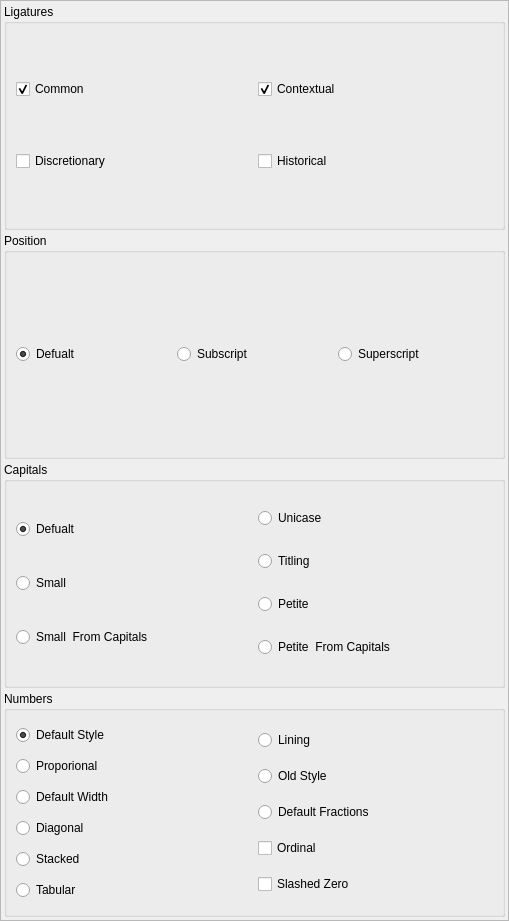
Before: the Qt Designer form scribus/ui/propertywidget_opentypefontfeatures.ui in HOST-Oman/scribus, drawn with Qt 5.
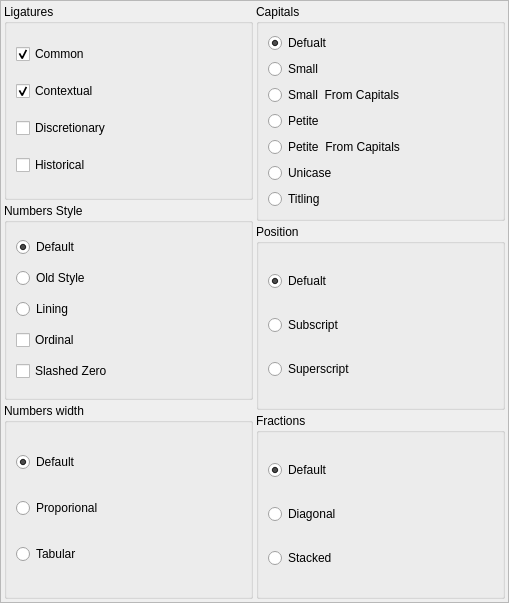
After: the same form once the commit is applied.

Commit message:
Try to clean up the font features widget a bit
Use two columns and break the numbers style into three groups, and use
plain text for the tooltips.

The edit to the form file:
```diff
--- a/scribus/ui/propertywidget_opentypefontfeatures.ui
+++ b/scribus/ui/propertywidget_opentypefontfeatures.ui
@@ -7,7 +7,7 @@
     <x>0</x>
     <y>0</y>
     <width>509</width>
-    <height>921</height>
+    <height>603</height>
    </rect>
   </property>
   <property name="windowTitle">
@@ -36,6 +36,10 @@
     <number>3</number>
    </property>
    <item>
+    <layout class="QHBoxLayout" name="horizontalLayout_5">
+     <item>
+      <layout class="QVBoxLayout" name="verticalLayout_9">
+       <item>
     <widget class="QGroupBox" name="groupBox_3">
      <property name="title">
       <string>Ligatures</string>
@@ -63,26 +67,6 @@
          </widget>
         </item>
         <item>
-         <widget class="QCheckBox" name="DiscretinoryCheck">
-          <property name="toolTip">
-           <string>&lt;html&gt;&lt;head/&gt;&lt;body&gt;&lt;table border=&quot;0&quot; style=&quot; margin-top:0px; margin-bottom:0px; margin-left:0px; margin-right:0px;&quot; cellspacing=&quot;2&quot; cellpadding=&quot;0&quot;&gt;&lt;tr&gt;&lt;td&gt;&lt;p&gt;'&lt;a href=&quot;https://www.microsoft.com/typography/otspec/features_ae.htm#dlig&quot;&gt;&lt;span style=&quot; text-decoration: underline; color:#0000ff;&quot;&gt;dlig&lt;/span&gt;&lt;/a&gt;'&lt;/p&gt;&lt;/td&gt;&lt;td&gt;&lt;p&gt;Discretionary Ligatures&lt;/p&gt;&lt;/td&gt;&lt;/tr&gt;&lt;/table&gt;&lt;/body&gt;&lt;/html&gt;</string>
-          </property>
-          <property name="text">
-           <string>Discretionary</string>
-          </property>
-          <property name="autoExclusive">
-           <bool>false</bool>
-          </property>
-          <attribute name="buttonGroup">
-           <string notr="true">buttonGroup_4</string>
-          </attribute>
-         </widget>
-        </item>
-       </layout>
-      </item>
-      <item>
-       <layout class="QVBoxLayout" name="verticalLayout_5">
-        <item>
          <widget class="QCheckBox" name="ContextualCheck">
           <property name="toolTip">
            <string>&lt;html&gt;&lt;head/&gt;&lt;body&gt;&lt;table border=&quot;0&quot; style=&quot; margin-top:0px; margin-bottom:0px; margin-left:0px; margin-right:0px;&quot; cellspacing=&quot;2&quot; cellpadding=&quot;0&quot;&gt;&lt;tr&gt;&lt;td&gt;&lt;p&gt;'&lt;a href=&quot;https://www.microsoft.com/typography/otspec/features_ae.htm#clig&quot;&gt;&lt;span style=&quot; text-decoration: underline; color:#0000ff;&quot;&gt;clig&lt;/span&gt;&lt;/a&gt;'&lt;/p&gt;&lt;/td&gt;&lt;td&gt;&lt;p&gt;Contextual Ligatures&lt;/p&gt;&lt;/td&gt;&lt;/tr&gt;&lt;/table&gt;&lt;/body&gt;&lt;/html&gt;</string>
@@ -107,6 +91,22 @@
           </attribute>
          </widget>
         </item>
+            <item>
+             <widget class="QCheckBox" name="DiscretinoryCheck">
+              <property name="toolTip">
+               <string>Discretionary Ligatures (dlig)</string>
+              </property>
+              <property name="text">
+               <string>Discretionary</string>
+              </property>
+              <property name="autoExclusive">
+               <bool>false</bool>
+              </property>
+              <attribute name="buttonGroup">
+               <string notr="true">buttonGroup_4</string>
+              </attribute>
+             </widget>
+            </item>
         <item>
          <widget class="QCheckBox" name="HistoricalCheck">
           <property name="toolTip">
@@ -132,34 +132,123 @@
     </widget>
    </item>
    <item>
-    <widget class="QGroupBox" name="groupBox_4">
+        <widget class="QGroupBox" name="groupBox_2">
      <property name="title">
-      <string>Position</string>
-     </property>
-     <layout class="QHBoxLayout" name="horizontalLayout_2">
+          <string>Numbers Style</string>
+         </property>
+         <layout class="QHBoxLayout" name="horizontalLayout_4">
       <item>
-       <widget class="QRadioButton" name="NormalRadio">
+           <layout class="QVBoxLayout" name="verticalLayout_3">
+            <item>
+             <widget class="QRadioButton" name="DefaultStyleRadio">
+              <property name="enabled">
+               <bool>true</bool>
+              </property>
         <property name="toolTip">
          <string>&lt;html&gt;&lt;head/&gt;&lt;body&gt;&lt;p&gt;Normal Position&lt;/p&gt;&lt;/body&gt;&lt;/html&gt;</string>
         </property>
         <property name="text">
-         <string>Defualt</string>
+               <string>Default</string>
         </property>
         <property name="checked">
          <bool>true</bool>
         </property>
+             </widget>
+            </item>
+            <item>
+             <widget class="QRadioButton" name="OldStyleRadio">
+              <property name="enabled">
+               <bool>true</bool>
+              </property>
+              <property name="toolTip">
+               <string>Oldstyle Figures (onum)</string>
+              </property>
+              <property name="text">
+               <string>Old Style</string>
+              </property>
+             </widget>
+            </item>
+            <item>
+             <widget class="QRadioButton" name="LininRadio">
+              <property name="enabled">
+               <bool>true</bool>
+              </property>
+              <property name="toolTip">
+               <string>Lining Figures (lnum)</string>
+              </property>
+              <property name="text">
+               <string>Lining</string>
+              </property>
+             </widget>
+            </item>
+            <item>
+             <widget class="QCheckBox" name="OrdinalCheck">
+              <property name="enabled">
+               <bool>true</bool>
+              </property>
+              <property name="toolTip">
+               <string>Ordinals (ordn)</string>
+              </property>
+              <property name="text">
+               <string>Ordinal</string>
+              </property>
+             </widget>
+            </item>
+            <item>
+             <widget class="QCheckBox" name="SlashedZeroCheck">
+              <property name="enabled">
+               <bool>true</bool>
+              </property>
+              <property name="toolTip">
+               <string>Slashed Zero (zero)</string>
+              </property>
+              <property name="text">
+               <string>Slashed Zero</string>
+              </property>
+             </widget>
+            </item>
+           </layout>
+          </item>
+         </layout>
+        </widget>
+       </item>
+       <item>
+        <widget class="QGroupBox" name="groupBox_5">
+         <property name="title">
+          <string>Numbers width</string>
+         </property>
+         <layout class="QHBoxLayout" name="horizontalLayout_6">
+          <item>
+           <layout class="QVBoxLayout" name="verticalLayout_7">
+            <item>
+             <widget class="QRadioButton" name="DefaultWidthRadio">
+              <property name="enabled">
+               <bool>true</bool>
+              </property>
+              <property name="toolTip">
+               <string>Default numbers width</string>
+              </property>
+              <property name="text">
+               <string>Default</string>
+              </property>
+              <property name="checked">
+               <bool>true</bool>
+              </property>
         <attribute name="buttonGroup">
          <string notr="true">buttonGroup</string>
         </attribute>
        </widget>
       </item>
       <item>
-       <widget class="QRadioButton" name="SubscriptRadio">
+             <widget class="QRadioButton" name="ProporionalRadio">
+              <property name="enabled">
+               <bool>true</bool>
+              </property>
         <property name="toolTip">
          <string>&lt;html&gt;&lt;head/&gt;&lt;body&gt;&lt;table border=&quot;0&quot; style=&quot; margin-top:0px; margin-bottom:0px; margin-left:0px; margin-right:0px;&quot; cellspacing=&quot;2&quot; cellpadding=&quot;0&quot;&gt;&lt;tr&gt;&lt;td&gt;&lt;p&gt;'&lt;a href=&quot;https://www.microsoft.com/typography/otspec/features_pt.htm#subs&quot;&gt;&lt;span style=&quot; text-decoration: underline; color:#0000ff;&quot;&gt;subs&lt;/span&gt;&lt;/a&gt;'&lt;/p&gt;&lt;/td&gt;&lt;td&gt;&lt;p&gt;Subscript&lt;/p&gt;&lt;/td&gt;&lt;/tr&gt;&lt;/table&gt;&lt;/body&gt;&lt;/html&gt;</string>
         </property>
         <property name="text">
-         <string>Subscript</string>
+               <string>Proporional</string>
         </property>
         <attribute name="buttonGroup">
          <string notr="true">buttonGroup</string>
@@ -167,12 +256,15 @@
        </widget>
       </item>
       <item>
-       <widget class="QRadioButton" name="SuperscriptRaido">
+             <widget class="QRadioButton" name="TabularRadio">
+              <property name="enabled">
+               <bool>true</bool>
+              </property>
         <property name="toolTip">
          <string>&lt;html&gt;&lt;head/&gt;&lt;body&gt;&lt;table border=&quot;0&quot; style=&quot; margin-top:0px; margin-bottom:0px; margin-left:0px; margin-right:0px;&quot; cellspacing=&quot;2&quot; cellpadding=&quot;0&quot;&gt;&lt;tr&gt;&lt;td&gt;&lt;p&gt;'&lt;a href=&quot;https://www.microsoft.com/typography/otspec/features_pt.htm#sups&quot;&gt;&lt;span style=&quot; text-decoration: underline; color:#0000ff;&quot;&gt;sups&lt;/span&gt;&lt;/a&gt;'&lt;/p&gt;&lt;/td&gt;&lt;td&gt;&lt;p&gt;Superscript&lt;/p&gt;&lt;/td&gt;&lt;/tr&gt;&lt;/table&gt;&lt;/body&gt;&lt;/html&gt;</string>
         </property>
         <property name="text">
-         <string>Superscript</string>
+               <string>Tabular</string>
         </property>
         <attribute name="buttonGroup">
          <string notr="true">buttonGroup</string>
@@ -180,8 +272,14 @@
        </widget>
       </item>
      </layout>
-    </widget>
-   </item>
+          </item>
+         </layout>
+        </widget>
+       </item>
+      </layout>
+     </item>
+     <item>
+      <layout class="QVBoxLayout" name="verticalLayout_8">
    <item>
     <widget class="QGroupBox" name="groupBox">
      <property name="title">
@@ -232,36 +330,6 @@
           </attribute>
          </widget>
         </item>
-       </layout>
-      </item>
-      <item>
-       <layout class="QVBoxLayout" name="verticalLayout_4">
-        <item>
-         <widget class="QRadioButton" name="UnicaseRadio">
-          <property name="toolTip">
-           <string>&lt;html&gt;&lt;head/&gt;&lt;body&gt;&lt;table border=&quot;0&quot; style=&quot; margin-top:0px; margin-bottom:0px; margin-left:0px; margin-right:0px;&quot; cellspacing=&quot;2&quot; cellpadding=&quot;0&quot;&gt;&lt;tr&gt;&lt;td&gt;&lt;p&gt;'&lt;a href=&quot;https://www.microsoft.com/typography/otspec/features_uz.htm#unic&quot;&gt;&lt;span style=&quot; text-decoration: underline; color:#0000ff;&quot;&gt;unic&lt;/span&gt;&lt;/a&gt;'&lt;/p&gt;&lt;/td&gt;&lt;td&gt;&lt;p&gt;Unicase&lt;/p&gt;&lt;/td&gt;&lt;/tr&gt;&lt;/table&gt;&lt;/body&gt;&lt;/html&gt;</string>
-          </property>
-          <property name="text">
-           <string>Unicase</string>
-          </property>
-          <attribute name="buttonGroup">
-           <string notr="true">buttonGroup_2</string>
-          </attribute>
-         </widget>
-        </item>
-        <item>
-         <widget class="QRadioButton" name="TiltingRadio">
-          <property name="toolTip">
-           <string>&lt;html&gt;&lt;head/&gt;&lt;body&gt;&lt;table border=&quot;0&quot; style=&quot; margin-top:0px; margin-bottom:0px; margin-left:0px; margin-right:0px;&quot; cellspacing=&quot;2&quot; cellpadding=&quot;0&quot;&gt;&lt;tr&gt;&lt;td&gt;&lt;p&gt;'&lt;a href=&quot;https://www.microsoft.com/typography/otspec/features_pt.htm#titl&quot;&gt;&lt;span style=&quot; text-decoration: underline; color:#0000ff;&quot;&gt;titl&lt;/span&gt;&lt;/a&gt;'&lt;/p&gt;&lt;/td&gt;&lt;td&gt;&lt;p&gt;Titling&lt;/p&gt;&lt;/td&gt;&lt;/tr&gt;&lt;/table&gt;&lt;/body&gt;&lt;/html&gt;</string>
-          </property>
-          <property name="text">
-           <string>Titling</string>
-          </property>
-          <attribute name="buttonGroup">
-           <string notr="true">buttonGroup_2</string>
-          </attribute>
-         </widget>
-        </item>
         <item>
          <widget class="QRadioButton" name="PetiteRadio">
           <property name="toolTip">
@@ -288,29 +356,52 @@
           </attribute>
          </widget>
         </item>
+            <item>
+             <widget class="QRadioButton" name="UnicaseRadio">
+              <property name="toolTip">
+               <string>Unicase (unic)</string>
+              </property>
+              <property name="text">
+               <string>Unicase</string>
+              </property>
+              <attribute name="buttonGroup">
+               <string notr="true">buttonGroup_2</string>
+              </attribute>
+             </widget>
+            </item>
+            <item>
+             <widget class="QRadioButton" name="TiltingRadio">
+              <property name="toolTip">
+               <string>Titling (titl)</string>
+              </property>
+              <property name="text">
+               <string>Titling</string>
+              </property>
+              <attribute name="buttonGroup">
+               <string notr="true">buttonGroup_2</string>
+              </attribute>
+             </widget>
+            </item>
        </layout>
       </item>
      </layout>
     </widget>
    </item>
    <item>
-    <widget class="QGroupBox" name="groupBox_2">
+        <widget class="QGroupBox" name="groupBox_4">
      <property name="title">
-      <string>Numbers</string>
-     </property>
-     <layout class="QHBoxLayout" name="horizontalLayout_4">
+          <string>Position</string>
+         </property>
+         <layout class="QHBoxLayout" name="horizontalLayout_2">
       <item>
-       <layout class="QVBoxLayout" name="verticalLayout_3">
+           <layout class="QVBoxLayout" name="verticalLayout_4">
         <item>
-         <widget class="QRadioButton" name="DefaultStyleRadio">
-          <property name="enabled">
-           <bool>true</bool>
-          </property>
+             <widget class="QRadioButton" name="NormalRadio">
           <property name="toolTip">
            <string>&lt;html&gt;&lt;head/&gt;&lt;body&gt;&lt;p&gt;Default Style&lt;/p&gt;&lt;/body&gt;&lt;/html&gt;</string>
           </property>
           <property name="text">
-           <string>Default Style</string>
+               <string>Defualt</string>
           </property>
           <property name="checked">
            <bool>true</bool>
@@ -318,20 +409,46 @@
          </widget>
         </item>
         <item>
-         <widget class="QRadioButton" name="ProporionalRadio">
-          <property name="enabled">
-           <bool>true</bool>
-          </property>
+             <widget class="QRadioButton" name="SubscriptRadio">
+              <property name="toolTip">
+               <string>Subscript (subs)</string>
+              </property>
+              <property name="text">
+               <string>Subscript</string>
+              </property>
+              <attribute name="buttonGroup">
+               <string notr="true">buttonGroup</string>
+              </attribute>
+             </widget>
+            </item>
+            <item>
+             <widget class="QRadioButton" name="SuperscriptRaido">
           <property name="toolTip">
            <string>&lt;html&gt;&lt;head/&gt;&lt;body&gt;&lt;table border=&quot;0&quot; style=&quot; margin-top:0px; margin-bottom:0px; margin-left:0px; margin-right:0px;&quot; cellspacing=&quot;2&quot; cellpadding=&quot;0&quot;&gt;&lt;tr&gt;&lt;td&gt;&lt;p&gt;'&lt;a href=&quot;https://www.microsoft.com/typography/otspec/features_pt.htm#pnum&quot;&gt;&lt;span style=&quot; text-decoration: underline; color:#0000ff;&quot;&gt;pnum&lt;/span&gt;&lt;/a&gt;'&lt;/p&gt;&lt;/td&gt;&lt;td&gt;&lt;p&gt;Proportional Figures&lt;/p&gt;&lt;/td&gt;&lt;/tr&gt;&lt;/table&gt;&lt;/body&gt;&lt;/html&gt;</string>
           </property>
           <property name="text">
-           <string>Proporional</string>
-          </property>
-         </widget>
-        </item>
+               <string>Superscript</string>
+              </property>
+              <attribute name="buttonGroup">
+               <string notr="true">buttonGroup</string>
+              </attribute>
+             </widget>
+            </item>
+           </layout>
+          </item>
+         </layout>
+        </widget>
+       </item>
         <item>
-         <widget class="QRadioButton" name="DefaultWidthRadio">
+        <widget class="QGroupBox" name="groupBox_6">
+         <property name="title">
+          <string>Fractions</string>
+         </property>
+         <layout class="QHBoxLayout" name="horizontalLayout_7">
+          <item>
+           <layout class="QVBoxLayout" name="verticalLayout_10">
+            <item>
+             <widget class="QRadioButton" name="DefaultFractionsRadio">
           <property name="enabled">
            <bool>true</bool>
           </property>
@@ -339,8 +456,14 @@
            <string>&lt;html&gt;&lt;head/&gt;&lt;body&gt;&lt;p&gt;Default Width&lt;/p&gt;&lt;/body&gt;&lt;/html&gt;</string>
           </property>
           <property name="text">
-           <string>Default Width</string>
-          </property>
+               <string>Default</string>
+              </property>
+              <property name="checked">
+               <bool>true</bool>
+              </property>
+              <attribute name="buttonGroup">
+               <string notr="true">buttonGroup_5</string>
+              </attribute>
          </widget>
         </item>
         <item>
@@ -367,94 +490,19 @@
           <property name="text">
            <string>Stacked</string>
           </property>
-         </widget>
-        </item>
-        <item>
-         <widget class="QRadioButton" name="TabularRadio">
-          <property name="enabled">
-           <bool>true</bool>
-          </property>
-          <property name="toolTip">
-           <string>&lt;html&gt;&lt;head/&gt;&lt;body&gt;&lt;table border=&quot;0&quot; style=&quot; margin-top:0px; margin-bottom:0px; margin-left:0px; margin-right:0px;&quot; cellspacing=&quot;2&quot; cellpadding=&quot;0&quot;&gt;&lt;tr&gt;&lt;td&gt;&lt;p&gt;'&lt;a href=&quot;https://www.microsoft.com/typography/otspec/features_pt.htm#tnum&quot;&gt;&lt;span style=&quot; text-decoration: underline; color:#0000ff;&quot;&gt;tnum&lt;/span&gt;&lt;/a&gt;'&lt;/p&gt;&lt;/td&gt;&lt;td&gt;&lt;p&gt;Tabular Figures&lt;/p&gt;&lt;/td&gt;&lt;/tr&gt;&lt;/table&gt;&lt;/body&gt;&lt;/html&gt;</string>
-          </property>
-          <property name="text">
-           <string>Tabular</string>
-          </property>
-         </widget>
-        </item>
-       </layout>
-      </item>
-      <item>
-       <layout class="QVBoxLayout" name="verticalLayout_7">
-        <item>
-         <widget class="QRadioButton" name="LininRadio">
-          <property name="enabled">
-           <bool>true</bool>
-          </property>
-          <property name="toolTip">
-           <string>&lt;html&gt;&lt;head/&gt;&lt;body&gt;&lt;table border=&quot;0&quot; style=&quot; margin-top:0px; margin-bottom:0px; margin-left:0px; margin-right:0px;&quot; cellspacing=&quot;2&quot; cellpadding=&quot;0&quot;&gt;&lt;tr&gt;&lt;td&gt;&lt;p&gt;'&lt;a href=&quot;https://www.microsoft.com/typography/otspec/features_ko.htm#lnum&quot;&gt;&lt;span style=&quot; text-decoration: underline; color:#0000ff;&quot;&gt;lnum&lt;/span&gt;&lt;/a&gt;'&lt;/p&gt;&lt;/td&gt;&lt;td&gt;&lt;p&gt;Lining Figures&lt;/p&gt;&lt;/td&gt;&lt;/tr&gt;&lt;/table&gt;&lt;/body&gt;&lt;/html&gt;</string>
-          </property>
-          <property name="text">
-           <string>Lining</string>
-          </property>
-         </widget>
-        </item>
-        <item>
-         <widget class="QRadioButton" name="OldStyleRadio">
-          <property name="enabled">
-           <bool>true</bool>
-          </property>
-          <property name="toolTip">
-           <string>&lt;html&gt;&lt;head/&gt;&lt;body&gt;&lt;table border=&quot;0&quot; style=&quot; margin-top:0px; margin-bottom:0px; margin-left:0px; margin-right:0px;&quot; cellspacing=&quot;2&quot; cellpadding=&quot;0&quot;&gt;&lt;tr&gt;&lt;td&gt;&lt;p&gt;'&lt;a href=&quot;https://www.microsoft.com/typography/otspec/features_ko.htm#onum&quot;&gt;&lt;span style=&quot; text-decoration: underline; color:#0000ff;&quot;&gt;onum&lt;/span&gt;&lt;/a&gt;'&lt;/p&gt;&lt;/td&gt;&lt;td&gt;&lt;p&gt;Oldstyle Figures&lt;/p&gt;&lt;/td&gt;&lt;/tr&gt;&lt;/table&gt;&lt;/body&gt;&lt;/html&gt;</string>
-          </property>
-          <property name="text">
-           <string>Old Style</string>
-          </property>
-         </widget>
-        </item>
-        <item>
-         <widget class="QRadioButton" name="DefaultFractionsRadio">
-          <property name="enabled">
-           <bool>true</bool>
-          </property>
-          <property name="toolTip">
-           <string>&lt;html&gt;&lt;head/&gt;&lt;body&gt;&lt;p&gt;Defualt Fractions&lt;/p&gt;&lt;/body&gt;&lt;/html&gt;</string>
-          </property>
-          <property name="text">
-           <string>Default Fractions</string>
-          </property>
-         </widget>
-        </item>
-        <item>
-         <widget class="QCheckBox" name="OrdinalCheck">
-          <property name="enabled">
-           <bool>true</bool>
-          </property>
-          <property name="toolTip">
-           <string>&lt;html&gt;&lt;head/&gt;&lt;body&gt;&lt;table border=&quot;0&quot; style=&quot; margin-top:0px; margin-bottom:0px; margin-left:0px; margin-right:0px;&quot; cellspacing=&quot;2&quot; cellpadding=&quot;0&quot;&gt;&lt;tr&gt;&lt;td&gt;&lt;p&gt;'&lt;a href=&quot;https://www.microsoft.com/typography/otspec/features_ko.htm#ordn&quot;&gt;&lt;span style=&quot; text-decoration: underline; color:#0000ff;&quot;&gt;ordn&lt;/span&gt;&lt;/a&gt;'&lt;/p&gt;&lt;/td&gt;&lt;td&gt;&lt;p&gt;Ordinals&lt;/p&gt;&lt;/td&gt;&lt;/tr&gt;&lt;/table&gt;&lt;/body&gt;&lt;/html&gt;</string>
-          </property>
-          <property name="text">
-           <string>Ordinal</string>
-          </property>
-         </widget>
-        </item>
-        <item>
-         <widget class="QCheckBox" name="SlashedZeroCheck">
-          <property name="enabled">
-           <bool>true</bool>
-          </property>
-          <property name="toolTip">
-           <string>&lt;html&gt;&lt;head/&gt;&lt;body&gt;&lt;table border=&quot;0&quot; style=&quot; margin-top:0px; margin-bottom:0px; margin-left:0px; margin-right:0px;&quot; cellspacing=&quot;2&quot; cellpadding=&quot;0&quot;&gt;&lt;tr&gt;&lt;td&gt;&lt;p&gt;'&lt;a href=&quot;https://www.microsoft.com/typography/otspec/features_uz.htm#zero&quot;&gt;&lt;span style=&quot; text-decoration: underline; color:#0000ff;&quot;&gt;zero&lt;/span&gt;&lt;/a&gt;'&lt;/p&gt;&lt;/td&gt;&lt;td&gt;&lt;p&gt;Slashed Zero&lt;/p&gt;&lt;/td&gt;&lt;/tr&gt;&lt;/table&gt;&lt;/body&gt;&lt;/html&gt;</string>
-          </property>
-          <property name="text">
-           <string>Slashed Zero</string>
-          </property>
-         </widget>
-        </item>
+              <attribute name="buttonGroup">
+               <string notr="true">buttonGroup_5</string>
+              </attribute>
+             </widget>
+            </item>
+           </layout>
+          </item>
+         </layout>
+        </widget>
+       </item>
        </layout>
       </item>
      </layout>
-    </widget>
    </item>
   </layout>
  </widget>
```
Left out of the diff: 46 changed lines with no effect on the pictures. Lines whose indentation alone changed are shown as unchanged.
